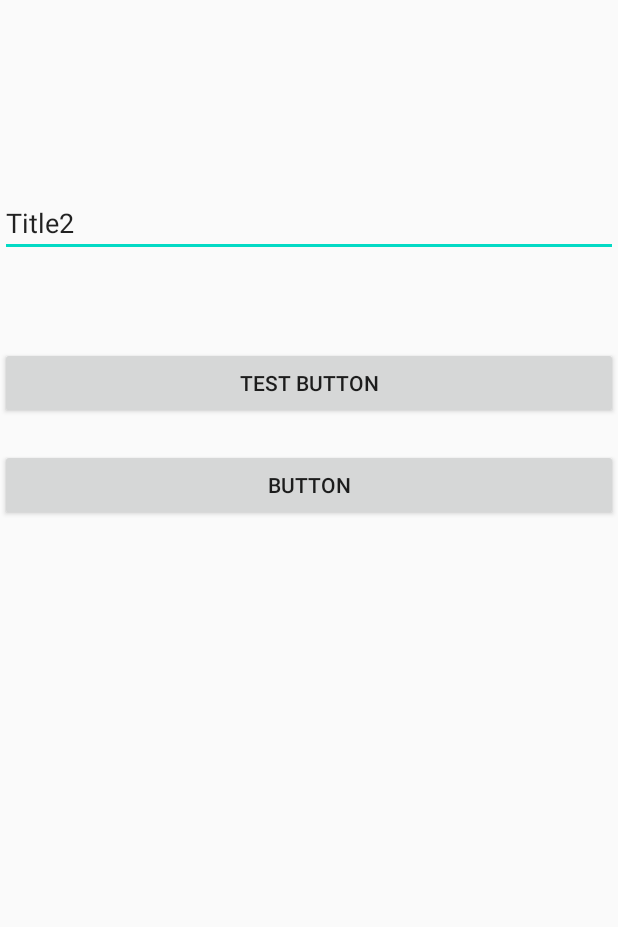
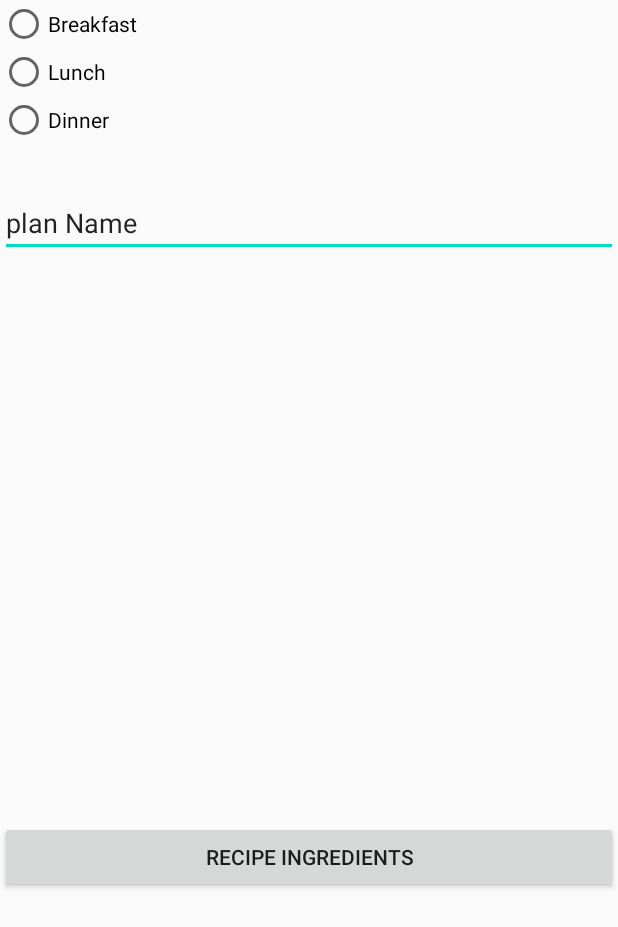
Before and after one commit to barneshn2/MealPlanner, an Android app: the layout addplan.xml on its own in the app's theme, with its tools: preview values and no code run, on a phone screen of 412 x 824 dp. Shown: the top 927 px of the screen. Run offline under Robolectric (Android 15) with nearby library versions, the phone set to English and light mode, and no system bars.

Commit message:
added some radio buttons to the add-plane layout

```diff
--- a/app/src/main/res/layout/addplan.xml
+++ b/app/src/main/res/layout/addplan.xml
@@ -10,40 +10,51 @@
         android:layout_width="0dp"
         android:layout_height="wrap_content"
         android:layout_marginTop="126dp"
-        android:layout_marginBottom="126dp"
         android:autofillHints=""
         android:ems="10"
         android:hint="@string/title"
         android:inputType="textPersonName"
-        app:layout_constraintBottom_toBottomOf="@+id/button4"
         app:layout_constraintEnd_toEndOf="parent"
         app:layout_constraintHorizontal_bias="0.0"
         app:layout_constraintStart_toStartOf="parent"
         app:layout_constraintTop_toTopOf="parent"
-        app:layout_constraintVertical_bias="0.0"
-        tools:text="Title2" />
-
-    <Button
-        android:id="@+id/button4"
-        android:layout_width="match_parent"
-        android:layout_height="wrap_content"
-        android:layout_marginTop="299dp"
-        android:padding="10dp"
-        android:text="@string/button"
-        app:layout_constraintEnd_toEndOf="parent"
-        app:layout_constraintHorizontal_bias="0.0"
-        app:layout_constraintStart_toStartOf="parent"
-        app:layout_constraintTop_toTopOf="parent" />
+        tools:text="plan Name" />
 
     <Button
         android:id="@+id/button3"
         android:layout_width="match_parent"
         android:layout_height="wrap_content"
-        android:layout_marginTop="60dp"
+        android:layout_marginTop="376dp"
         android:text="@string/testbutton"
         app:layout_constraintEnd_toEndOf="parent"
-        app:layout_constraintHorizontal_bias="0.0"
+        app:layout_constraintHorizontal_bias="1.0"
         app:layout_constraintStart_toStartOf="parent"
         app:layout_constraintTop_toBottomOf="@+id/editTextTextPersonName"
-        tools:text="Test Button" />
+        tools:text="Recipe ingredients" />
+
+    <RadioGroup
+        android:layout_width="match_parent"
+        android:layout_height="100dp"
+        tools:layout_editor_absoluteX="47dp"
+        tools:layout_editor_absoluteY="207dp" >
+
+        <RadioButton
+            android:id="@+id/radioButton"
+            android:layout_width="match_parent"
+            android:layout_height="wrap_content"
+            android:text="Breakfast" />
+
+        <RadioButton
+            android:id="@+id/radioButton2"
+            android:layout_width="match_parent"
+            android:layout_height="wrap_content"
+            android:text="Lunch" />
+
+        <RadioButton
+            android:id="@+id/radioButton3"
+            android:layout_width="match_parent"
+            android:layout_height="wrap_content"
+            android:text="Dinner" />
+
+    </RadioGroup>
 </androidx.constraintlayout.widget.ConstraintLayout>
```
